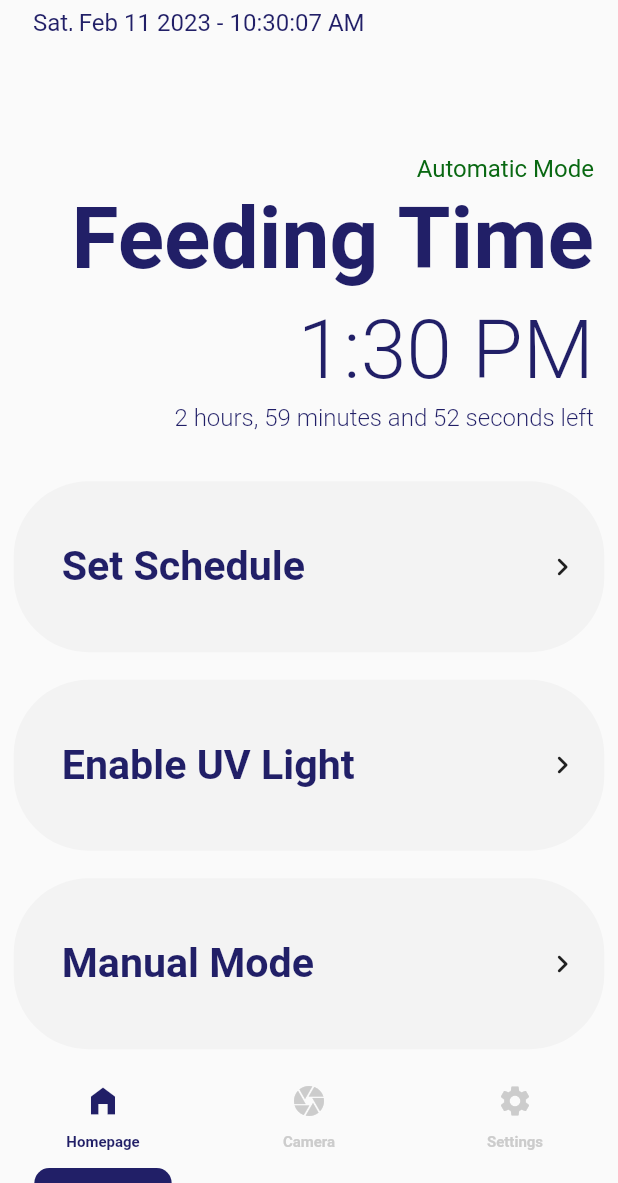
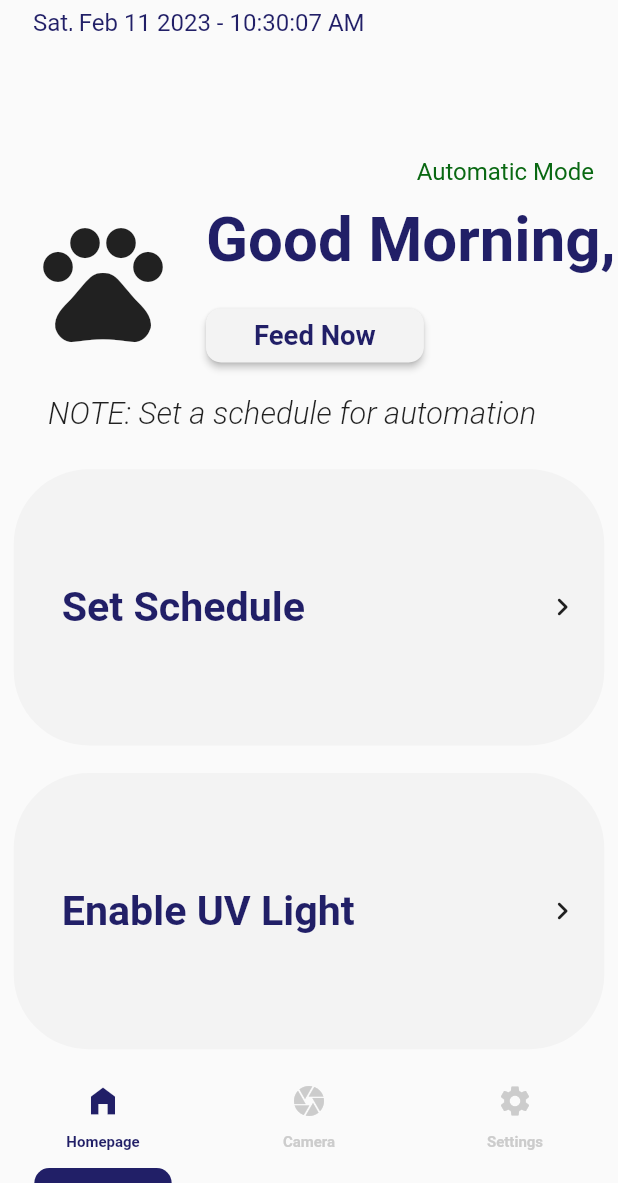
Before and after one commit to Thanatoslayer6/petfeederapp, a Flutter app: the screen it shows after launch, on a phone screen of 412 x 824 dp, the part 53-1236 px from its top. Run offline on Flutter 3.47's test engine with Material 2 defaults, Android fonts, the light colour scheme and no system bars; our stand-ins replace weekday_selector; missing offline and left inert: dart:ffi; Roboto replaces fonts that are missing (Poppins).

Commit message:
Working on homepage automation/manual mode logic

```diff
--- a/lib/homepage.dart
+++ b/lib/homepage.dart
@@ -1,4 +1,6 @@
 // ignore_for_file: prefer_const_constructors
+
+import 'dart:ffi';
 
 import 'package:flutter/material.dart';
 import 'package:intl/intl.dart';
@@ -15,23 +17,130 @@ class Homepage extends StatefulWidget {
 
 class _HomepageState extends State<Homepage> {
   bool isAutomaticMode = true;
-
+  int activeScheduleRotationIndex = 0;
+  // List<DateTime> activeSchedules = [];
   @override
   Widget build(BuildContext context) {
+    // final automaticModeFontColor = Color.fromARGB(255, 9, 104, 18);
+    // final manualModeFontColor = Color.fromARGB(255, 129, 111, 5);
+    var activeSchedules = getScheduleInOrder();
     return Column(
       children: [
+        if (isAutomaticMode == true && activeSchedules.isNotEmpty) ...[
           modeIdentifierWidget(
               context, isAutomaticMode), // Automatic Mode ? Manual Mode
-        headlineWidget(context), // Feeding Time (TIME)
-        subHeadlineWidget(context), // HH:MM a (TIME)
-        countdownWidget(),
+          headlineAutomaticWidget(context), // Feeding Time (TIME)
+          subHeadlineWidget(
+              context,
+              activeSchedules[activeScheduleRotationIndex]
+                  .data), // HH:MM a (TIME)
+          countdownWidget(activeSchedules[activeScheduleRotationIndex].data),
           // BUTTONS BELOW,
           // feedButtonWidget(context), // DISABLE FEED ME FOR NOW....
           setScheduleButtonWidget(), // Set schedule
           uvLightButtonWidget(), // Enable/Disable uv light
+          // setModeButtonWidget()
+        ] else if (isAutomaticMode == true && activeSchedules.isEmpty) ...[
+          modeIdentifierWidget(context, isAutomaticMode),
+          // Container(
+          //   // margin: EdgeInsets.only(top: 48, bottom: 16),
+          //   color: Colors.amber,
+          //   child: Icon(
+          //     Icons.pets_rounded,
+          //     size: 128,
+          //   ),
+          // ),
+          // ignore: avoid_unnecessary_containers
+          Container(
+            // color: Colors.red,
+            child: Row(
+              // mainAxisAlignment: MainAxisAlignment.sp,
+              crossAxisAlignment: CrossAxisAlignment.center,
+              children: [
+                Expanded(
+                  flex: 1,
+                  child: Icon(Icons.pets_rounded, size: 96),
+                  // child: Container(
+                  //   // color: Colors.green,
+                  //   // margin: EdgeInsets.only(left: 24),
+                  //   child: Icon(Icons.pets_rounded, size: 96),
+                  // ),
+                ),
+                Expanded(
+                  flex: 2,
+                  child: Column(
+                    children: [
+                      Container(
+                        // color: Colors.yellow,
+                        alignment: Alignment.centerLeft,
+                        margin: EdgeInsets.only(top: 8, bottom: 16),
+                        child: Text(greeting(),
+                            style: TextStyle(
+                                color: const Color.fromARGB(255, 33, 31, 103),
+                                fontFamily: 'Poppins',
+                                fontSize: getadaptiveTextSize(context, 36),
+                                fontWeight: FontWeight.bold)),
+                      ),
+                      feedButtonWidget(context)
+                    ],
+                  ),
+                ),
+              ],
+            ),
+          ),
+          Container(
+            // color: Colors.amber,
+            margin: EdgeInsets.only(top: 16, bottom: 16, left: 32),
+            width: MediaQuery.of(context).size.width,
+            child: Text(
+              "NOTE: Set a schedule for automation",
+              style: TextStyle(
+                  fontFamily: "Poppins",
+                  fontSize: getadaptiveTextSize(context, 18),
+                  fontStyle: FontStyle.italic,
+                  fontWeight: FontWeight.w300),
+            ),
+          ),
+          // BUTTONS BELOW,
+          // feedButtonWidget(context), // DISABLE FEED ME FOR NOW....
+          setScheduleButtonWidget(), // Set schedule
+          uvLightButtonWidget(), // Enable/Disable uv light
+          // setModeButtonWidget()
+        ] else if (isAutomaticMode == false) ...[
+          // No schedule handling and such
+
           setModeButtonWidget()
+        ]
       ],
     );
+  }
+
+  // Returns schedule in order, handles weekdays as well
+  List<dynamic> getScheduleInOrder() {
+    List<ListItem> activeSchedules =
+        Schedule.listOfTimes.where((item) => item.isActive).toList();
+    if (activeSchedules.isNotEmpty) {
+      // Sort the list according to the nearest time from now in ascending order
+      activeSchedules.sort((a, b) => calculateRemainingTime(a.data)
+          .compareTo(calculateRemainingTime(b.data)));
+
+      // Handle the weekday stuff []
+      // DateTimeService.timeNow.weekday;
+      activeSchedules = activeSchedules
+          .where(
+              (item) => item.weekDaysIndex[DateTimeService.timeNow.weekday % 7])
+          .toList();
+
+      // print("Here's your schedule");
+      // activeSchedules.forEach((element) {
+      //   print(element.data);
+      // });
+      return activeSchedules;
+      // Print
+    } else {
+      print("No items active, so no schedule will be set");
+    }
+    return [];
   }
 
   Expanded setScheduleButtonWidget() {
@@ -191,7 +300,7 @@ Container modeIdentifierWidget(BuildContext context, bool isAutomaticMode) {
       ));
 }
 
-Container headlineWidget(BuildContext context) {
+Container headlineAutomaticWidget(BuildContext context) {
   return Container(
       margin: const EdgeInsets.only(right: 16),
       // margin: const EdgeInsets.only(top: 16, bottom: 4, right: 16),
@@ -208,8 +317,27 @@ Container headlineWidget(BuildContext context) {
                 fontWeight: FontWeight.bold)),
       ));
 }
+/*
+Container headlineManualWidget(BuildContext context) {
+  return Container(
+      margin: const EdgeInsets.only(right: 16),
+      // margin: const EdgeInsets.only(top: 16, bottom: 4, right: 16),
+      width: MediaQuery.of(context).size.width,
+      color: Colors.orange,
+      alignment: Alignment.topRight,
+      child: FittedBox(
+        fit: BoxFit.contain,
+        child: Text("Welcome!",
+            style: TextStyle(
+                color: const Color.fromARGB(255, 33, 31, 103),
+                fontFamily: 'Poppins',
+                fontSize: getadaptiveTextSize(context, 50),
+                fontWeight: FontWeight.bold)),
+      ));
+}
+*/
 
-Container subHeadlineWidget(BuildContext context) {
+Container subHeadlineWidget(BuildContext context, DateTime activeSchedule) {
   return Container(
       margin: const EdgeInsets.only(right: 16, top: 8, bottom: 4),
       width: MediaQuery.of(context).size.width,
@@ -219,7 +347,7 @@ Container subHeadlineWidget(BuildContext context) {
         child: Text(
             DateFormat('h:mm a')
                 // .format(scheduledTimes[scheduleRotationIndex]),
-                .format(Schedule.listOfTimes[0].data),
+                .format(activeSchedule),
             style: TextStyle(
                 color: const Color.fromARGB(255, 33, 31, 103),
                 fontFamily: 'Poppins',
@@ -228,7 +356,7 @@ Container subHeadlineWidget(BuildContext context) {
       ));
 }
 
-Container countdownWidget() {
+Container countdownWidget(DateTime activeSchedule) {
   return Container(
       // color: Colors.red,
       margin: const EdgeInsets.only(right: 16, bottom: 24),
@@ -236,34 +364,40 @@ Container countdownWidget() {
       // width: MediaQuery.of(context).size.width,
       child:
           // TimeCountdown(futureTime: scheduledTimes[scheduleRotationIndex]),
-        TimeCountdown(futureTime: Schedule.listOfTimes[0].data),
-  );
+          // TimeCountdown(futureTime: Schedule.listOfTimes[0].data),
+          TimeCountdown(futureTime: activeSchedule));
 }
 
 // UNDECIDED
-Expanded feedButtonWidget(BuildContext context) {
-  return Expanded(
-    child:
-        // ignore: avoid_unnecessary_containers
-        Container(
+Container feedButtonWidget(BuildContext context) {
+  return Container(
     // color: Colors.amber,
-      alignment: Alignment.topRight,
-      margin: const EdgeInsets.only(right: 16),
+    alignment: Alignment.centerLeft,
+    // margin: const EdgeInsets.only(top: 16),
     child: ElevatedButton(
       onPressed: () {},
       style: ElevatedButton.styleFrom(
         backgroundColor: const Color.fromARGB(255, 243, 243, 243),
         padding: const EdgeInsets.only(left: 32, right: 32),
-          shape:
-              RoundedRectangleBorder(borderRadius: BorderRadius.circular(30)),
+        shape: RoundedRectangleBorder(borderRadius: BorderRadius.circular(10)),
       ),
       child: Text("Feed Now",
           style: TextStyle(
               color: const Color.fromARGB(255, 33, 31, 103),
               fontFamily: 'Poppins',
-                fontSize: getadaptiveTextSize(context, 14),
+              fontSize: getadaptiveTextSize(context, 16),
               fontWeight: FontWeight.bold)),
-      ),
     ),
   );
 }
+
+String greeting() {
+  // var hour = DateTime.now().hour;
+  if (DateTimeService.timeNow.hour < 12) {
+    return 'Good Morning,';
+  }
+  if (DateTimeService.timeNow.hour < 17) {
+    return 'Good Afternoon,';
+  }
+  return 'Good Evening,';
+}
--- a/lib/main.dart
+++ b/lib/main.dart
@@ -10,6 +10,7 @@
 void main() {
   // Add these 2 lines to disable statusbar/topbar
   WidgetsFlutterBinding.ensureInitialized();
+  SystemChrome.setPreferredOrientations([DeviceOrientation.portraitUp]);
   SystemChrome.setEnabledSystemUIMode(SystemUiMode.manual, overlays: [
     SystemUiOverlay.bottom, //This line is used for showing the bottom bar
   ]);
--- a/lib/time.dart
+++ b/lib/time.dart
@@ -28,9 +28,6 @@ class TimeCountdown extends StatelessWidget {
           timeRemaining += "1 hour, ";
         } else if (hours > 1) {
           timeRemaining += "$hours hours, ";
-        } else {
-          // In this case hours will be '0'
-          timeRemaining += "59 hours";
         }
 
         if (minutes == 1) {
@@ -39,7 +36,7 @@ class TimeCountdown extends StatelessWidget {
           timeRemaining += "$minutes minutes and ";
         } else {
           // In this case minutes will be '0'
-          timeRemaining += "59 minutes";
+          timeRemaining += "59 minutes ";
         }
 
         if (seconds == 1) {
--- a/lib/titlebar.dart
+++ b/lib/titlebar.dart
@@ -1,3 +1,5 @@
+// ignore_for_file: unnecessary_const
+
 import 'package:flutter/material.dart';
 import 'package:intl/intl.dart';
 import 'adaptive.dart';
@@ -37,7 +39,7 @@ class TitleBar extends StatelessWidget implements PreferredSizeWidget {
   }
 
   @override
-  Size get preferredSize => const Size.fromHeight(kToolbarHeight + 18);
+  Size get preferredSize => const Size.fromHeight(kToolbarHeight + 20);
 }
 
 class ClockWidget extends StatelessWidget {
```
Lines whose indentation alone changed are shown as unchanged.
